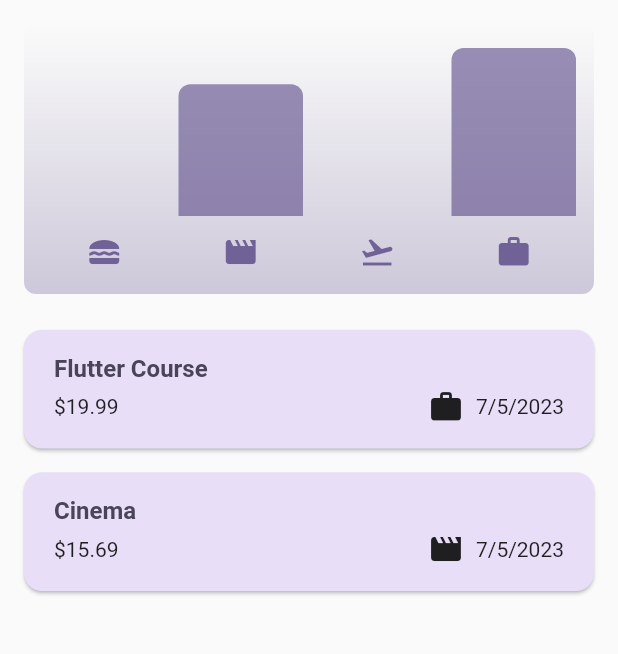
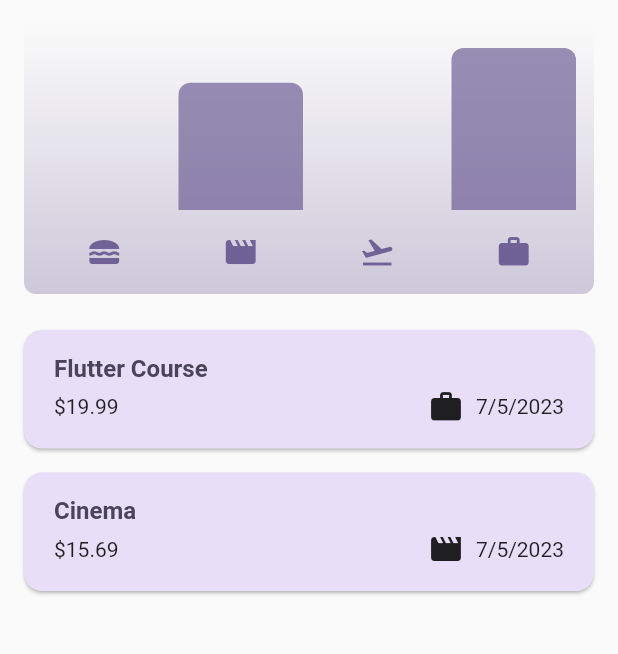
Before and after one commit to nihil-sine-nikhil/flutter-responsive-expenses-app, a Flutter app: the screen it shows after launch, on a phone screen of 412 x 824 dp, the part 84-738 px from its top. Run offline on Flutter 3.47's test engine with Material 2 defaults, Android fonts, the phone set to English and light mode, and no system bars.

Commit message:
Fixing erros

```diff
--- a/lib/widgets/chart/chart.dart
+++ b/lib/widgets/chart/chart.dart
@@ -67,7 +67,7 @@ class Chart extends StatelessWidget {
               ],
             ),
           ),
-          const SizedBox(height: 12),
+          const SizedBox(height: 16),
           Row(
             children: buckets
                 .map(
```
